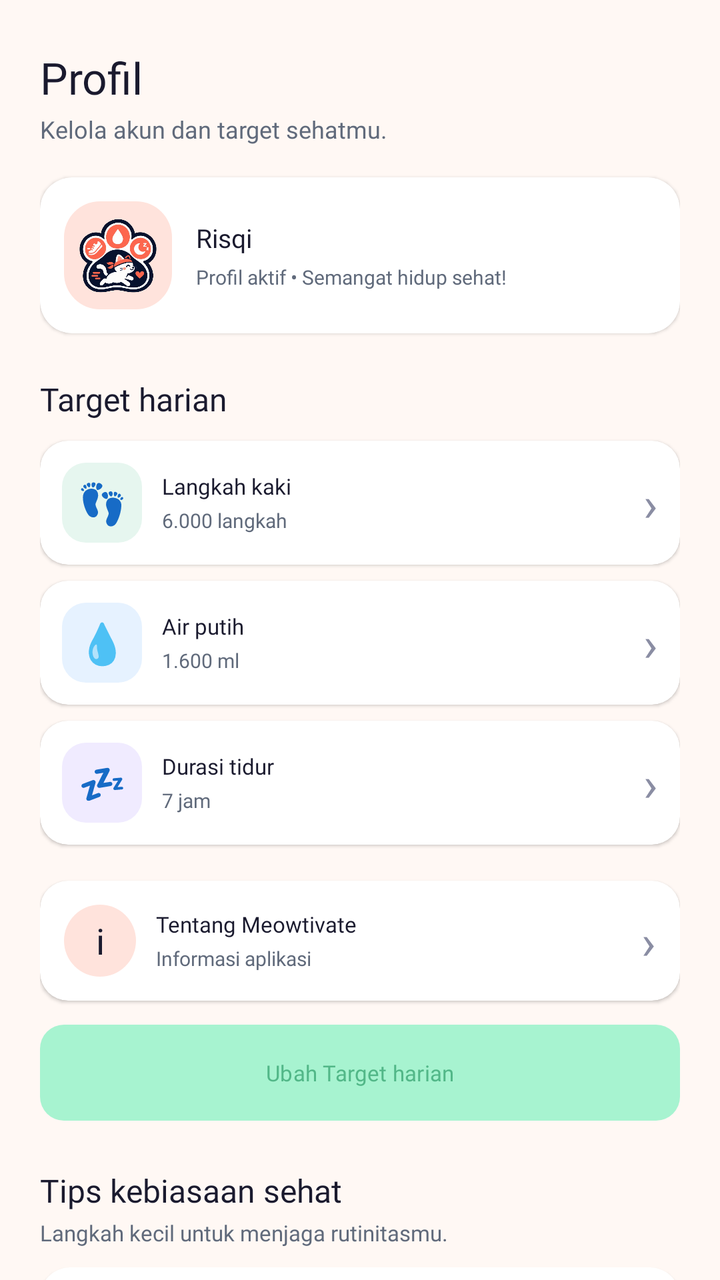
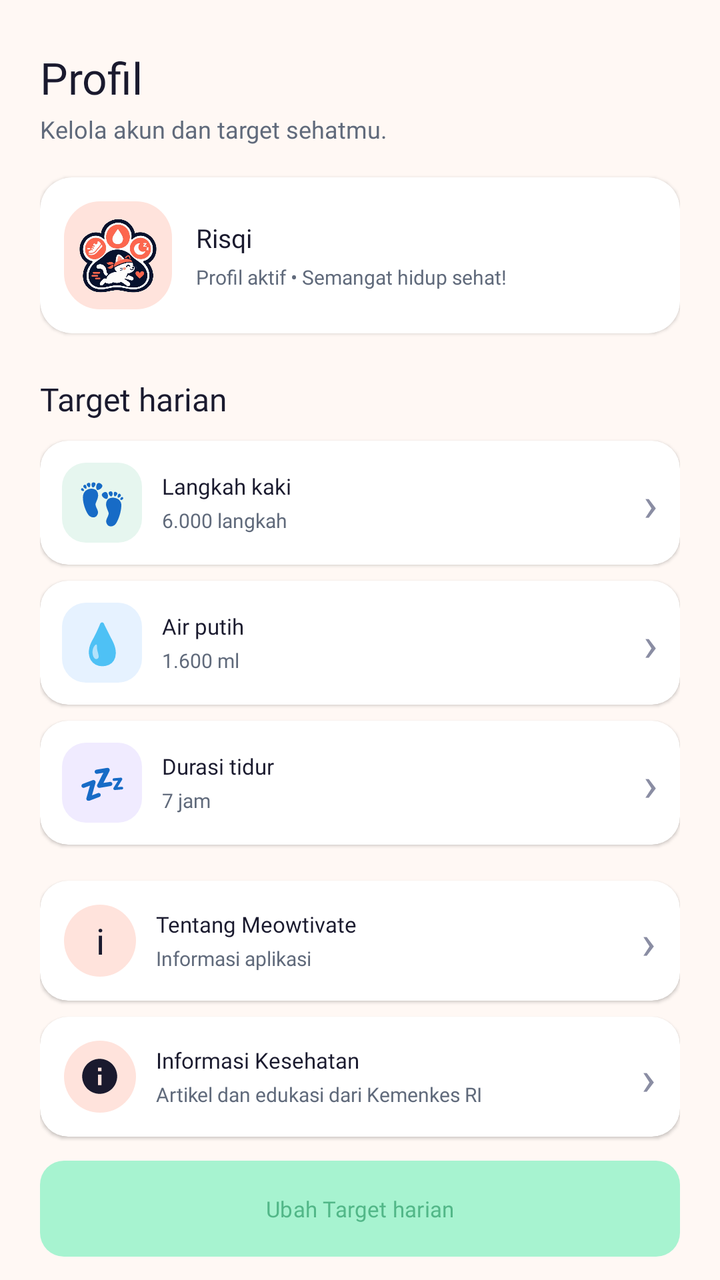

The first picture is an Android layout as it rendered before a commit; the second is the same layout after the commit. The layout source and the unified diff follow.
<!-- AndroidManifest.xml: application theme Theme.Project_risqullah -->
<!-- res/layout/fragment_profile.xml -->
<?xml version="1.0" encoding="utf-8"?>
<androidx.core.widget.NestedScrollView xmlns:android="http://schemas.android.com/apk/res/android"
    xmlns:app="http://schemas.android.com/apk/res-auto"
    xmlns:tools="http://schemas.android.com/tools"
    android:layout_width="match_parent"
    android:layout_height="match_parent"
    android:background="@color/cream"
    android:fillViewport="true"
    android:overScrollMode="never">

    <LinearLayout
        android:layout_width="match_parent"
        android:layout_height="wrap_content"
        android:orientation="vertical"
        android:paddingStart="20dp"
        android:paddingTop="24dp"
        android:paddingEnd="20dp"
        android:paddingBottom="24dp">

        
        <TextView
            android:layout_width="match_parent"
            android:layout_height="wrap_content"
            android:fontFamily="@font/poppins_bold"
            android:text="Profil"
            android:textColor="@color/navy"
            android:textSize="22sp" />

        <TextView
            android:layout_width="match_parent"
            android:layout_height="wrap_content"
            android:layout_marginTop="3dp"
            android:fontFamily="@font/inter_regular"
            android:text="Kelola akun dan target sehatmu."
            android:textColor="@color/text_secondary"
            android:textSize="12sp" />

        
        <androidx.cardview.widget.CardView
            android:layout_width="match_parent"
            android:layout_height="wrap_content"
            android:layout_marginTop="16dp"
            app:cardBackgroundColor="@color/surface_white"
            app:cardCornerRadius="16dp"
            app:cardElevation="1dp"
            app:cardUseCompatPadding="false">

            <LinearLayout
                android:layout_width="match_parent"
                android:layout_height="wrap_content"
                android:gravity="center_vertical"
                android:orientation="horizontal"
                android:padding="12dp">

                <FrameLayout
                    android:layout_width="54dp"
                    android:layout_height="54dp"
                    android:background="@drawable/bg_about_badge">

                    <ImageView
                        android:layout_width="42dp"
                        android:layout_height="42dp"
                        android:layout_gravity="center"
                        android:contentDescription="Logo profil Meowtivate"
                        android:scaleType="fitCenter"
                        android:src="@drawable/meowtivate_mark_rmbg" />

                </FrameLayout>

                <LinearLayout
                    android:layout_width="0dp"
                    android:layout_height="wrap_content"
                    android:layout_marginStart="12dp"
                    android:layout_weight="1"
                    android:orientation="vertical">

                    <TextView
                        android:id="@+id/tvProfileName"
                        android:layout_width="match_parent"
                        android:layout_height="wrap_content"
                        android:fontFamily="@font/inter_semibold"
                        android:text="Risqi"
                        android:textColor="@color/navy"
                        android:textSize="13sp" />

                    <TextView
                        android:id="@+id/tvProfileSubtitle"
                        android:layout_width="match_parent"
                        android:layout_height="wrap_content"
                        android:layout_marginTop="4dp"
                        android:fontFamily="@font/inter_regular"
                        android:text="Profil aktif • Semangat hidup sehat!"
                        android:textColor="@color/text_secondary"
                        android:textSize="10sp" />

                </LinearLayout>

            </LinearLayout>

        </androidx.cardview.widget.CardView>

        
        <TextView
            android:layout_width="match_parent"
            android:layout_height="wrap_content"
            android:layout_marginTop="22dp"
            android:fontFamily="@font/poppins_bold"
            android:text="Target harian"
            android:textColor="@color/navy"
            android:textSize="16sp" />

        
        <androidx.cardview.widget.CardView
            android:id="@+id/rowTargetSteps"
            android:layout_width="match_parent"
            android:layout_height="wrap_content"
            android:layout_marginTop="10dp"
            app:cardBackgroundColor="@color/surface_white"
            app:cardCornerRadius="14dp"
            app:cardElevation="1dp"
            app:cardUseCompatPadding="false">

            <LinearLayout
                android:layout_width="match_parent"
                android:layout_height="wrap_content"
                android:gravity="center_vertical"
                android:orientation="horizontal"
                android:padding="11dp">

                <FrameLayout
                    android:layout_width="40dp"
                    android:layout_height="40dp"
                    android:background="@drawable/bg_steps_icon">

                    <TextView
                        android:layout_width="match_parent"
                        android:layout_height="match_parent"
                        android:gravity="center"
                        android:text="👣"
                        android:textSize="20sp" />

                </FrameLayout>

                <LinearLayout
                    android:layout_width="0dp"
                    android:layout_height="wrap_content"
                    android:layout_marginStart="10dp"
                    android:layout_weight="1"
                    android:orientation="vertical">

                    <TextView
                        android:layout_width="match_parent"
                        android:layout_height="wrap_content"
                        android:fontFamily="@font/inter_semibold"
                        android:text="Langkah kaki"
                        android:textColor="@color/navy"
                        android:textSize="11sp" />

                    <TextView
                        android:layout_width="match_parent"
                        android:layout_height="wrap_content"
                        android:layout_marginTop="3dp"
                        android:fontFamily="@font/inter_regular"
                        android:text="6.000 langkah"
                        android:textColor="@color/text_secondary"
                        android:textSize="10sp" />

                </LinearLayout>

                <TextView
                    android:layout_width="wrap_content"
                    android:layout_height="wrap_content"
                    android:fontFamily="@font/inter_regular"
                    android:text="›"
                    android:textColor="@color/muted"
                    android:textSize="24sp" />

            </LinearLayout>

        </androidx.cardview.widget.CardView>

        
        <androidx.cardview.widget.CardView
            android:id="@+id/rowTargetWater"
            android:layout_width="match_parent"
            android:layout_height="wrap_content"
            android:layout_marginTop="8dp"
            app:cardBackgroundColor="@color/surface_white"
            app:cardCornerRadius="14dp"
            app:cardElevation="1dp"
            app:cardUseCompatPadding="false">

            <LinearLayout
                android:layout_width="match_parent"
                android:layout_height="wrap_content"
                android:gravity="center_vertical"
                android:orientation="horizontal"
                android:padding="11dp">

                <FrameLayout
                    android:layout_width="40dp"
                    android:layout_height="40dp"
                    android:background="@drawable/bg_water_icon">

                    <TextView
                        android:layout_width="match_parent"
                        android:layout_height="match_parent"
                        android:gravity="center"
                        android:text="💧"
                        android:textSize="20sp" />

                </FrameLayout>

                <LinearLayout
                    android:layout_width="0dp"
                    android:layout_height="wrap_content"
                    android:layout_marginStart="10dp"
                    android:layout_weight="1"
                    android:orientation="vertical">

                    <TextView
                        android:layout_width="match_parent"
                        android:layout_height="wrap_content"
                        android:fontFamily="@font/inter_semibold"
                        android:text="Air putih"
                        android:textColor="@color/navy"
                        android:textSize="11sp" />

                    <TextView
                        android:layout_width="match_parent"
                        android:layout_height="wrap_content"
                        android:layout_marginTop="3dp"
                        android:fontFamily="@font/inter_regular"
                        android:text="1.600 ml"
                        android:textColor="@color/text_secondary"
                        android:textSize="10sp" />

                </LinearLayout>

                <TextView
                    android:layout_width="wrap_content"
                    android:layout_height="wrap_content"
                    android:fontFamily="@font/inter_regular"
                    android:text="›"
                    android:textColor="@color/muted"
                    android:textSize="24sp" />

            </LinearLayout>

        </androidx.cardview.widget.CardView>

        
        <androidx.cardview.widget.CardView
            android:id="@+id/rowTargetSleep"
            android:layout_width="match_parent"
            android:layout_height="wrap_content"
            android:layout_marginTop="8dp"
            app:cardBackgroundColor="@color/surface_white"
            app:cardCornerRadius="14dp"
            app:cardElevation="1dp"
            app:cardUseCompatPadding="false">

            <LinearLayout
                android:layout_width="match_parent"
                android:layout_height="wrap_content"
                android:gravity="center_vertical"
                android:orientation="horizontal"
                android:padding="11dp">

                <FrameLayout
                    android:layout_width="40dp"
                    android:layout_height="40dp"
                    android:background="@drawable/bg_sleep_icon">

                    <TextView
                        android:layout_width="match_parent"
                        android:layout_height="match_parent"
                        android:gravity="center"
                        android:text="💤"
                        android:textSize="19sp" />

                </FrameLayout>

                <LinearLayout
                    android:layout_width="0dp"
                    android:layout_height="wrap_content"
                    android:layout_marginStart="10dp"
                    android:layout_weight="1"
                    android:orientation="vertical">

                    <TextView
                        android:layout_width="match_parent"
                        android:layout_height="wrap_content"
                        android:fontFamily="@font/inter_semibold"
                        android:text="Durasi tidur"
                        android:textColor="@color/navy"
                        android:textSize="11sp" />

                    <TextView
                        android:layout_width="match_parent"
                        android:layout_height="wrap_content"
                        android:layout_marginTop="3dp"
                        android:fontFamily="@font/inter_regular"
                        android:text="7 jam"
                        android:textColor="@color/text_secondary"
                        android:textSize="10sp" />

                </LinearLayout>

                <TextView
                    android:layout_width="wrap_content"
                    android:layout_height="wrap_content"
                    android:fontFamily="@font/inter_regular"
                    android:text="›"
                    android:textColor="@color/muted"
                    android:textSize="24sp" />

            </LinearLayout>

        </androidx.cardview.widget.CardView>

        
        <androidx.cardview.widget.CardView
            android:id="@+id/btnAboutMeowtivate"
            android:layout_width="match_parent"
            android:layout_height="wrap_content"
            android:layout_marginTop="18dp"
            app:cardBackgroundColor="@color/surface_white"
            app:cardCornerRadius="14dp"
            app:cardElevation="1dp"
            app:cardUseCompatPadding="false">

            <LinearLayout
                android:layout_width="match_parent"
                android:layout_height="wrap_content"
                android:gravity="center_vertical"
                android:orientation="horizontal"
                android:padding="12dp">

                <FrameLayout
                    android:layout_width="36dp"
                    android:layout_height="36dp"
                    android:background="@drawable/bg_about_badge">

                    <TextView
                        android:layout_width="match_parent"
                        android:layout_height="match_parent"
                        android:fontFamily="@font/inter_semibold"
                        android:gravity="center"
                        android:text="i"
                        android:textColor="@color/navy"
                        android:textSize="18sp" />

                </FrameLayout>

                <LinearLayout
                    android:layout_width="0dp"
                    android:layout_height="wrap_content"
                    android:layout_marginStart="10dp"
                    android:layout_weight="1"
                    android:orientation="vertical">

                    <TextView
                        android:layout_width="match_parent"
                        android:layout_height="wrap_content"
                        android:fontFamily="@font/inter_semibold"
                        android:text="Tentang Meowtivate"
                        android:textColor="@color/navy"
                        android:textSize="11sp" />

                    <TextView
                        android:layout_width="match_parent"
                        android:layout_height="wrap_content"
                        android:layout_marginTop="3dp"
                        android:fontFamily="@font/inter_regular"
                        android:text="Informasi aplikasi"
                        android:textColor="@color/text_secondary"
                        android:textSize="10sp" />

                </LinearLayout>

                <TextView
                    android:layout_width="wrap_content"
                    android:layout_height="wrap_content"
                    android:text="›"
                    android:textColor="@color/muted"
                    android:textSize="24sp" />

            </LinearLayout>

        </androidx.cardview.widget.CardView>

        
        <com.google.android.material.button.MaterialButton
            android:id="@+id/btnEditTargets"
            android:layout_width="match_parent"
            android:layout_height="48dp"
            android:layout_marginTop="12dp"
            android:fontFamily="@font/inter_semibold"
            android:insetTop="0dp"
            android:insetBottom="0dp"
            android:text="Ubah Target harian"
            android:textAllCaps="false"
            android:textColor="@color/green"
            android:textSize="11sp"
            app:backgroundTint="@color/mint"
            app:cornerRadius="12dp"
            app:rippleColor="@color/peach" />

        
        <TextView
            android:layout_width="match_parent"
            android:layout_height="wrap_content"
            android:layout_marginTop="24dp"
            android:fontFamily="@font/poppins_bold"
            android:text="Tips kebiasaan sehat"
            android:textColor="@color/navy"
            android:textSize="16sp" />

        <TextView
            android:layout_width="match_parent"
            android:layout_height="wrap_content"
            android:layout_marginTop="3dp"
            android:fontFamily="@font/inter_regular"
            android:text="Langkah kecil untuk menjaga rutinitasmu."
            android:textColor="@color/text_secondary"
            android:textSize="11sp" />

        <androidx.cardview.widget.CardView
            android:layout_width="match_parent"
            android:layout_height="wrap_content"
            android:layout_marginTop="10dp"
            app:cardBackgroundColor="@color/surface_white"
            app:cardCornerRadius="15dp"
            app:cardElevation="1dp"
            app:cardUseCompatPadding="false">

            <ListView
                android:id="@+id/listHealthyHabits"
                android:layout_width="match_parent"
                android:layout_height="200dp"
                android:background="@android:color/transparent"
                android:clipToPadding="false"
                android:divider="@color/border_default"
                android:dividerHeight="1dp"
                android:listSelector="@android:color/transparent"
                android:nestedScrollingEnabled="false"
                android:paddingStart="12dp"
                android:paddingEnd="12dp"
                android:scrollbars="none"
                tools:listitem="@layout/item_habit"
                tools:itemCount="4" />

        </androidx.cardview.widget.CardView>

    </LinearLayout>

</androidx.core.widget.NestedScrollView>
<!-- res/layout/item_habit.xml (included above) -->
<?xml version="1.0" encoding="utf-8"?>
<TextView xmlns:android="http://schemas.android.com/apk/res/android"
    android:id="@+id/tvHabit"
    android:layout_width="match_parent"
    android:layout_height="wrap_content"
    android:background="@android:color/transparent"
    android:fontFamily="@font/inter_regular"
    android:paddingStart="14dp"
    android:paddingTop="14dp"
    android:paddingEnd="14dp"
    android:paddingBottom="14dp"
    android:textColor="@color/navy"
    android:textSize="12sp" />
<!-- resources referenced by this layout -->
<resources>
  <color name="border_default">#E5E7EB</color>
  <color name="cream">#FFF8F4</color>
  <color name="green">#52B788</color>
  <color name="mint">#A7F3D0</color>
  <color name="muted">#8A8DA3</color>
  <color name="navy">#1A1A2E</color>
  <color name="peach">#FFE3DC</color>
  <color name="surface_white">#FFFFFF</color>
  <color name="text_secondary">#606A7B</color>
  <!-- drawable bg_about_badge (drawable) -->
  <?xml version="1.0" encoding="utf-8"?>
  <shape xmlns:android="http://schemas.android.com/apk/res/android"
      android:shape="rectangle">
  
      <solid android:color="@color/peach" />
      <corners android:radius="18dp" />
  
  </shape>
  <!-- drawable bg_sleep_icon (drawable) -->
  <?xml version="1.0" encoding="utf-8"?>
  <shape xmlns:android="http://schemas.android.com/apk/res/android"
      android:shape="rectangle">
      <solid android:color="@color/sleep_surface" />
      <corners android:radius="12dp" />
  </shape>
  <!-- drawable bg_steps_icon (drawable) -->
  <?xml version="1.0" encoding="utf-8"?>
  <shape xmlns:android="http://schemas.android.com/apk/res/android"
      android:shape="rectangle">
      <solid android:color="@color/steps_surface" />
      <corners android:radius="12dp" />
  </shape>
  <!-- drawable bg_water_icon (drawable) -->
  <?xml version="1.0" encoding="utf-8"?>
  <shape xmlns:android="http://schemas.android.com/apk/res/android"
      android:shape="rectangle">
      <solid android:color="@color/water_surface" />
      <corners android:radius="12dp" />
  </shape>
  <!-- drawable meowtivate_mark_rmbg: png bitmap (drawable-nodpi, 297039 bytes) -->
  <style name="Theme.Project_risqullah" parent="Base.Theme.Project_risqullah" />
  <color name="sleep_surface">#F0EBFF</color>
  <color name="steps_surface">#E6F6EF</color>
  <color name="water_surface">#E6F2FF</color>
  <style name="Base.Theme.Project_risqullah" parent="Theme.Material3.Light.NoActionBar">
  
          
          <item name="colorPrimary">@color/navy</item>
          <item name="colorOnPrimary">@color/white</item>
  
          <item name="colorSecondary">@color/coral</item>
          <item name="colorOnSecondary">@color/navy</item>
  
          <item name="colorTertiary">@color/green</item>
  
          
          <item name="colorSurface">@color/surface_white</item>
          <item name="colorOnSurface">@color/text_primary</item>
          <item name="colorOutline">@color/border_default</item>
  
          
          <item name="android:colorAccent">@color/coral</item>
          <item name="android:windowBackground">@color/cream</item>
  
          
          <item name="android:statusBarColor">@color/navy</item>
          <item name="android:navigationBarColor">@color/navy</item>
          <item name="android:windowLightStatusBar">false</item>
          <item name="android:windowLightNavigationBar">false</item>
  
      </style>
  <color name="white">#FFFFFFFF</color>
  <color name="coral">#FF7A6B</color>
  <color name="text_primary">#1A1A2E</color>
</resources>

<!-- the commit's change to res/layout/fragment_profile.xml (unified diff, before → after) -->
@@ -374,6 +374,78 @@
                         android:layout_marginTop="3dp"
                         android:fontFamily="@font/inter_regular"
                         android:text="Informasi aplikasi"
+                        android:textColor="@color/text_secondary"
+                        android:textSize="10sp" />
+
+                </LinearLayout>
+
+                <TextView
+                    android:layout_width="wrap_content"
+                    android:layout_height="wrap_content"
+                    android:text="›"
+                    android:textColor="@color/muted"
+                    android:textSize="24sp" />
+
+            </LinearLayout>
+
+        </androidx.cardview.widget.CardView>
+
+        
+        <androidx.cardview.widget.CardView
+            android:id="@+id/btnHealthInformation"
+            android:layout_width="match_parent"
+            android:layout_height="wrap_content"
+            android:layout_marginTop="8dp"
+            android:clickable="true"
+            android:focusable="true"
+            android:foreground="?attr/selectableItemBackground"
+            app:cardBackgroundColor="@color/surface_white"
+            app:cardCornerRadius="14dp"
+            app:cardElevation="1dp"
+            app:cardUseCompatPadding="false">
+
+            <LinearLayout
+                android:layout_width="match_parent"
+                android:layout_height="wrap_content"
+                android:gravity="center_vertical"
+                android:orientation="horizontal"
+                android:padding="12dp">
+
+                <FrameLayout
+                    android:layout_width="36dp"
+                    android:layout_height="36dp"
+                    android:background="@drawable/bg_about_badge">
+
+                    <ImageView
+                        android:layout_width="21dp"
+                        android:layout_height="21dp"
+                        android:layout_gravity="center"
+                        android:contentDescription="Informasi kesehatan"
+                        android:src="@drawable/ic_info" />
+
+                </FrameLayout>
+
+                <LinearLayout
+                    android:layout_width="0dp"
+                    android:layout_height="wrap_content"
+                    android:layout_marginStart="10dp"
+                    android:layout_weight="1"
+                    android:orientation="vertical">
+
+                    <TextView
+                        android:layout_width="match_parent"
+                        android:layout_height="wrap_content"
+                        android:fontFamily="@font/inter_semibold"
+                        android:text="Informasi Kesehatan"
+                        android:textColor="@color/navy"
+                        android:textSize="11sp" />
+
+                    <TextView
+                        android:layout_width="match_parent"
+                        android:layout_height="wrap_content"
+                        android:layout_marginTop="3dp"
+                        android:fontFamily="@font/inter_regular"
+                        android:text="Artikel dan edukasi dari Kemenkes RI"
                         android:textColor="@color/text_secondary"
                         android:textSize="10sp" />
 
@@ -448,8 +520,8 @@
                 android:paddingStart="12dp"
                 android:paddingEnd="12dp"
                 android:scrollbars="none"
-                tools:listitem="@layout/item_habit"
-                tools:itemCount="4" />
+                tools:itemCount="4"
+                tools:listitem="@layout/item_habit" />
 
         </androidx.cardview.widget.CardView>
 
<!-- resource entries referenced after the edit -->
@@ -39,6 +39,16 @@
       <solid android:color="@color/water_surface" />
       <corners android:radius="12dp" />
   </shape>
+  <!-- drawable ic_info (drawable) -->
+  <vector xmlns:android="http://schemas.android.com/apk/res/android"
+      android:width="24dp"
+      android:height="24dp"
+      android:viewportWidth="24"
+      android:viewportHeight="24">
+      <path
+          android:fillColor="#1A1A2E"
+          android:pathData="M12,2C6.48,2 2,6.48 2,12s4.48,10 10,10 10,-4.48 10,-10S17.52,2 12,2zM13,17h-2v-6h2v6zM13,9h-2V7h2v2z" />
+  </vector>
   <!-- drawable meowtivate_mark_rmbg: png bitmap (drawable-nodpi, 297039 bytes) -->
   <style name="Theme.Project_risqullah" parent="Base.Theme.Project_risqullah" />
   <color name="sleep_surface">#F0EBFF</color>
